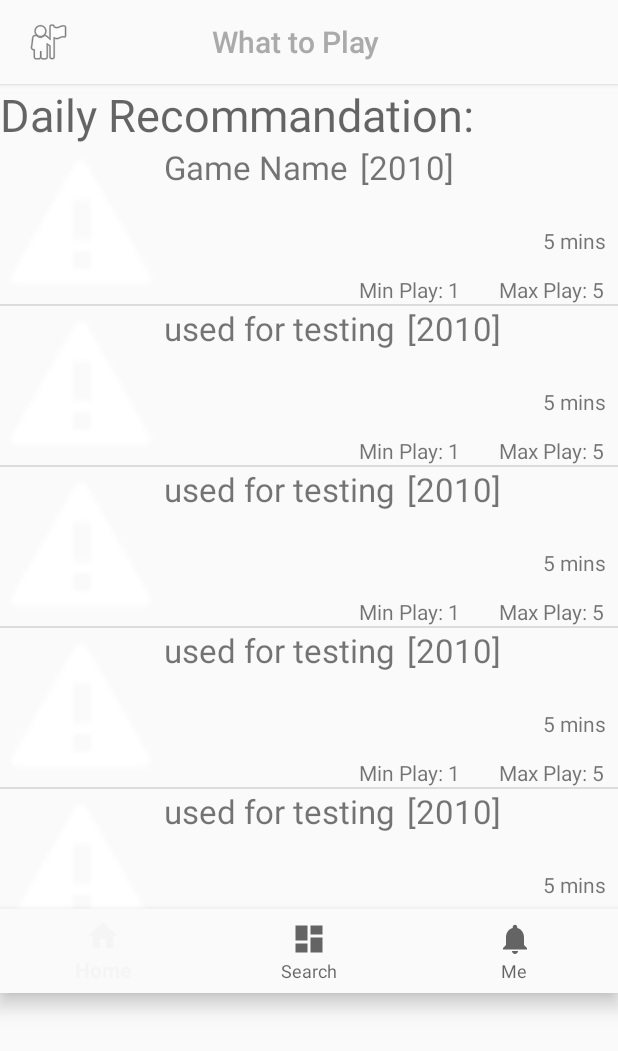
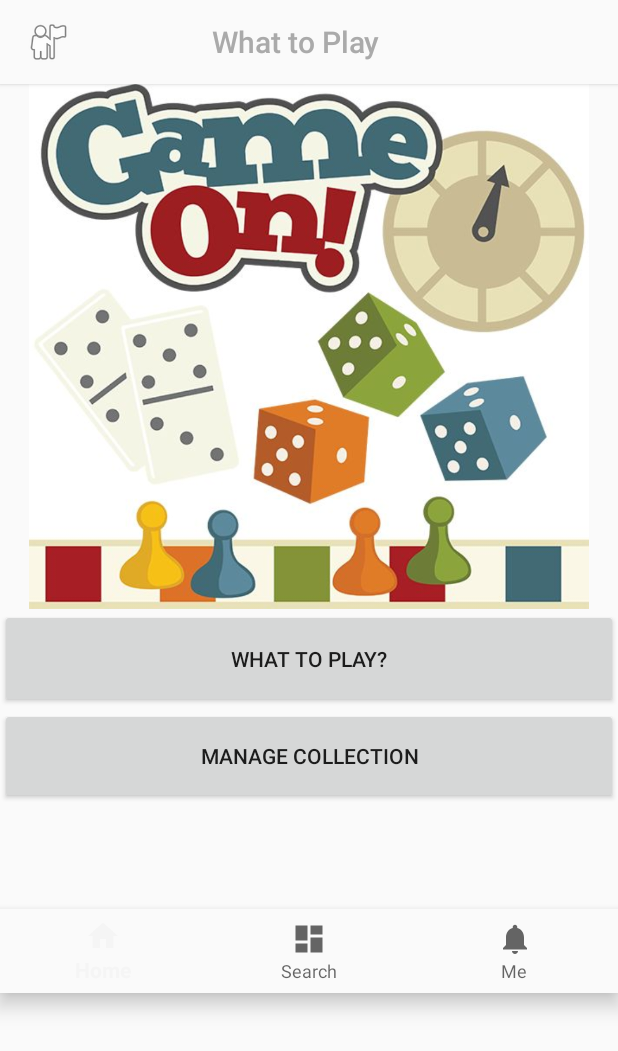
Before and after one commit to mnganga30/WhatToPlay, an Android app: the screen it shows after launch (HomePageActivity), on a phone screen of 412 x 824 dp. Shown: the top 1051 px of the screen. Run offline under Robolectric (Android 15) with nearby library versions, the phone set to English and light mode, and no system bars.

Commit message:
Updated home screen

```diff
--- a/app/src/main/AndroidManifest.xml
+++ b/app/src/main/AndroidManifest.xml
@@ -2,6 +2,7 @@
 <manifest xmlns:android="http://schemas.android.com/apk/res/android"
     package="com.j_hawk.whattoplay">
     <uses-permission android:name="android.permission.INTERNET" />
+    <uses-permission android:name="android.permission.ACCESS_NETWORK_STATE" />
     <application
         android:allowBackup="true"
         android:icon="@mipmap/ic_launcher"
@@ -10,8 +11,7 @@
         android:supportsRtl="true"
         android:theme="@style/Theme.Design.Light.NoActionBar">
         <activity
-            android:name=".HomePageActivity"
-            android:label="@string/title_activity_home_page">
+            android:name=".HomePageActivity">
             <intent-filter>
                 <action android:name="android.intent.action.MAIN" />
                 <category android:name="android.intent.category.LAUNCHER" />
--- a/app/src/main/java/com/j_hawk/whattoplay/HomePageActivity.java
+++ b/app/src/main/java/com/j_hawk/whattoplay/HomePageActivity.java
@@ -37,9 +37,27 @@ public class HomePageActivity extends AppCompatActivity {
 
 
     private PersonalInfoPagerAdapter myPersonalInfoPagerAdapter;
-    private SearchPagerAdapter mySearchPagerAdapter;
+    private static SearchPagerAdapter mySearchPagerAdapter;
     private HomePagerAdapter myHomePagerAdapter;
-    ViewPager mViewPager;
+    private ViewPager mViewPager;
+    private static String fragmentDisplayed;
+    private static final String SEARCH_FRAG = "SearchPage";
+    private static final String HOME_FRAG = "HomePage";
+    private static final String PERSONAL_FRAG = "PersonalPage";
+
+    @Override
+    public void onBackPressed()
+    {
+        if (fragmentDisplayed == null ) {
+            super.onBackPressed();
+        } else if  (fragmentDisplayed.equals(SEARCH_FRAG) || fragmentDisplayed.equals(HOME_FRAG)) {
+            mViewPager = (ViewPager) findViewById(R.id.pager);
+            mViewPager.setAdapter(myPersonalInfoPagerAdapter);
+            fragmentDisplayed = PERSONAL_FRAG;
+        } else if (fragmentDisplayed.equals(PERSONAL_FRAG)) {
+            super.onBackPressed();
+        }
+    }
 
     private BottomNavigationView.OnNavigationItemSelectedListener mOnNavigationItemSelectedListener
             = new BottomNavigationView.OnNavigationItemSelectedListener() {
@@ -47,17 +65,20 @@ public class HomePageActivity extends AppCompatActivity {
         @Override
         public boolean onNavigationItemSelected(@NonNull MenuItem item) {
             switch (item.getItemId()) {
-                case R.id.navigation_home:
+                case R.id.navigation_notifications:
                     mViewPager = (ViewPager) findViewById(R.id.pager);
                     mViewPager.setAdapter(myHomePagerAdapter);
+                    fragmentDisplayed = HOME_FRAG;
                     return true;
                 case R.id.navigation_dashboard:
                     mViewPager = (ViewPager) findViewById(R.id.pager);
                     mViewPager.setAdapter(mySearchPagerAdapter);
+                    fragmentDisplayed = SEARCH_FRAG;
                      return true;
-                case R.id.navigation_notifications:
+                case R.id.navigation_home:
                     mViewPager = (ViewPager) findViewById(R.id.pager);
                     mViewPager.setAdapter(myPersonalInfoPagerAdapter);
+                    fragmentDisplayed = PERSONAL_FRAG;
                     return true;
             }
             return false;
@@ -70,14 +91,14 @@ public class HomePageActivity extends AppCompatActivity {
             setContentView(R.layout.activity_home_page);
             BottomNavigationView navigation = (BottomNavigationView) findViewById(R.id.navigation);
             navigation.setOnNavigationItemSelectedListener(mOnNavigationItemSelectedListener);
+            mySearchPagerAdapter =
+                    new SearchPagerAdapter(getSupportFragmentManager());
+            myPersonalInfoPagerAdapter =
+                    new PersonalInfoPagerAdapter(getSupportFragmentManager());
             myHomePagerAdapter =
                     new HomePagerAdapter(getSupportFragmentManager());
             mViewPager = (ViewPager) findViewById(R.id.pager);
-            mViewPager.setAdapter(myHomePagerAdapter);
-            mySearchPagerAdapter =
-                            new SearchPagerAdapter(getSupportFragmentManager());
-            myPersonalInfoPagerAdapter =
-                    new PersonalInfoPagerAdapter(getSupportFragmentManager());
+            mViewPager.setAdapter(myPersonalInfoPagerAdapter);
         }
 
 
@@ -109,15 +130,67 @@ public class HomePageActivity extends AppCompatActivity {
     public static class PersonalInfoFragment extends Fragment {
         public static final String ARG_OBJECT = "object";
 
+        private Button manageCollection;
+        private Button searchCollection;
+        private Button removeMode;
+        private Button addMode;
+        private Button cancel;
+
         @Override
         public View onCreateView(LayoutInflater inflater,
                                  ViewGroup container, Bundle savedInstanceState) {
-            View rootView = inflater.inflate(
+            final View rootView = inflater.inflate(
                     R.layout.personalinfopage, container, false);
             ImageView background = (ImageView) rootView.findViewById(R.id.backgroundimg);
             background.setImageResource(R.drawable.background);
-            Button removeMode = (Button) rootView.findViewById(R.id.removemode);
-            Button checkinglist = (Button) rootView.findViewById(R.id.checklist);
+            manageCollection = (Button) rootView.findViewById(R.id.manageCollection);
+            searchCollection = (Button) rootView.findViewById(R.id.searchCollection);
+            addMode = (Button) rootView.findViewById(R.id.addMode);
+            removeMode = (Button) rootView.findViewById(R.id.removeMode);
+            cancel = (Button) rootView.findViewById(R.id.cancelManageCollection);
+            removeMode.setVisibility(View.GONE);
+            addMode.setVisibility(View.GONE);
+            cancel.setVisibility(View.GONE);
+
+            manageCollection.setOnClickListener(new View.OnClickListener() {
+                @Override
+                public void onClick(View view) {
+                    manageCollection.setVisibility(View.GONE);
+                    searchCollection.setVisibility(View.GONE);
+                    addMode.setVisibility(View.VISIBLE);
+                    removeMode.setVisibility(View.VISIBLE);
+                    cancel.setVisibility(View.VISIBLE);
+                }
+            });
+
+            searchCollection.setOnClickListener(new View.OnClickListener() {
+                @Override
+                public void onClick(View view) {
+                    ViewPager vp = (ViewPager) getActivity().findViewById(R.id.pager);
+                    vp.setAdapter(mySearchPagerAdapter);
+                    fragmentDisplayed = SEARCH_FRAG;
+                }
+            });
+
+            cancel.setOnClickListener(new View.OnClickListener() {
+                @Override
+                public void onClick(View view) {
+                    manageCollection.setVisibility(View.VISIBLE);
+                    searchCollection.setVisibility(View.VISIBLE);
+                    addMode.setVisibility(View.GONE);
+                    removeMode.setVisibility(View.GONE);
+                    cancel.setVisibility(View.GONE);
+                }
+            });
+
+            addMode.setOnClickListener(new View.OnClickListener() {
+                @Override
+                public void onClick(View view) {
+                    Intent intent = new Intent(getContext(), AddToCollection.class);
+                    startActivity(intent);
+                }
+            });
+
             removeMode.setOnClickListener(new View.OnClickListener() {
                 @Override
                 public void onClick(View v) {
@@ -126,13 +199,6 @@ public class HomePageActivity extends AppCompatActivity {
                 }
             });
 
-            checkinglist.setOnClickListener(new View.OnClickListener() {
-                @Override
-                public void onClick(View v) {
-
-
-                }
-            });
             Bundle args = getArguments();
             return rootView;
         }
--- a/app/src/main/res/layout/personalinfopage.xml
+++ b/app/src/main/res/layout/personalinfopage.xml
@@ -12,16 +12,34 @@
         app:srcCompat="@android:drawable/screen_background_dark_transparent" />
 
     <Button
-        android:id="@+id/checklist"
+        android:id="@+id/searchCollection"
         android:layout_width="match_parent"
         android:layout_height="66dp"
-        android:text="View My Games List" />
+        android:text="What To Play?" />
 
     <Button
-        android:id="@+id/removemode"
+        android:id="@+id/manageCollection"
         android:layout_width="match_parent"
         android:layout_height="63dp"
-        android:text="delete Your Games"
-        android:layout_weight="0.01" />
+        android:layout_weight="0.01"
+        android:text="Manage Collection" />
+
+    <Button
+        android:id="@+id/addMode"
+        android:layout_width="match_parent"
+        android:layout_height="66dp"
+        android:text="Add To Collection" />
+
+    <Button
+        android:id="@+id/removeMode"
+        android:layout_width="match_parent"
+        android:layout_height="66dp"
+        android:text="Remove From Collection" />
+
+    <Button
+        android:id="@+id/cancelManageCollection"
+        android:layout_width="match_parent"
+        android:layout_height="66dp"
+        android:text="Cancel" />
 
 </LinearLayout>
```
Also changed, not shown: app/src/main/java/com/j_hawk/whattoplay/AddToCollection.java (+7 -16 lines).
